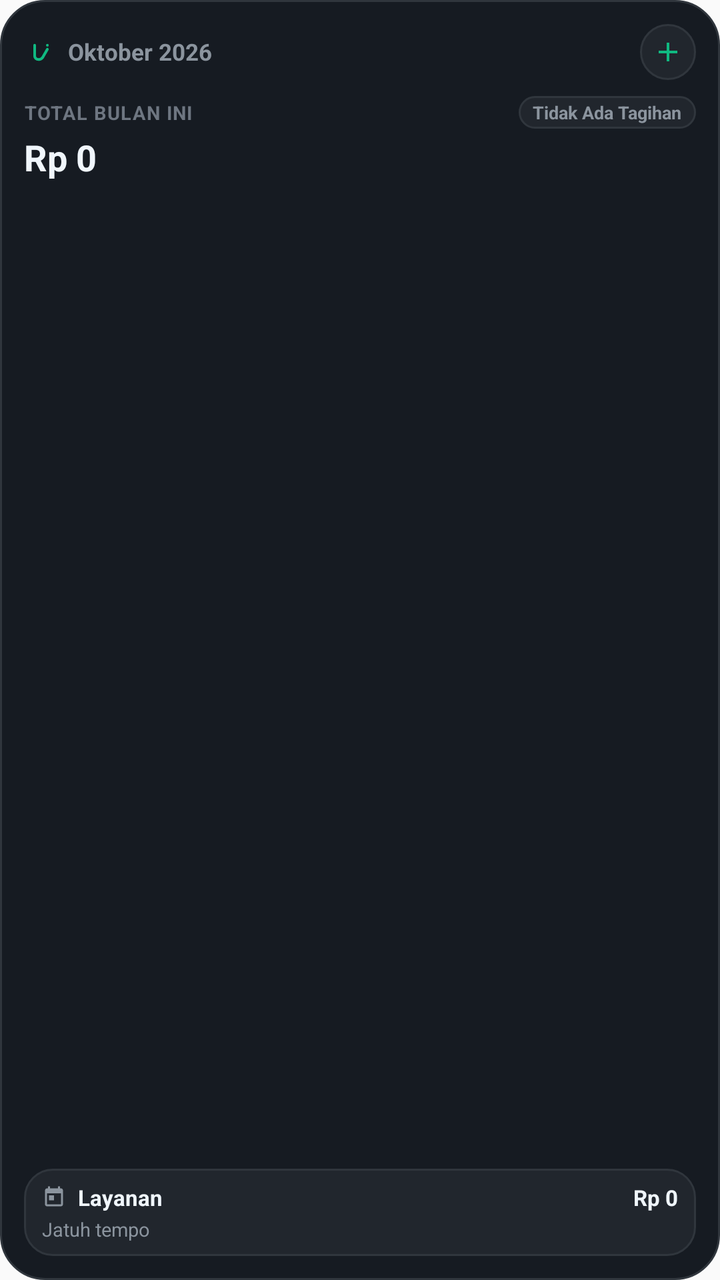
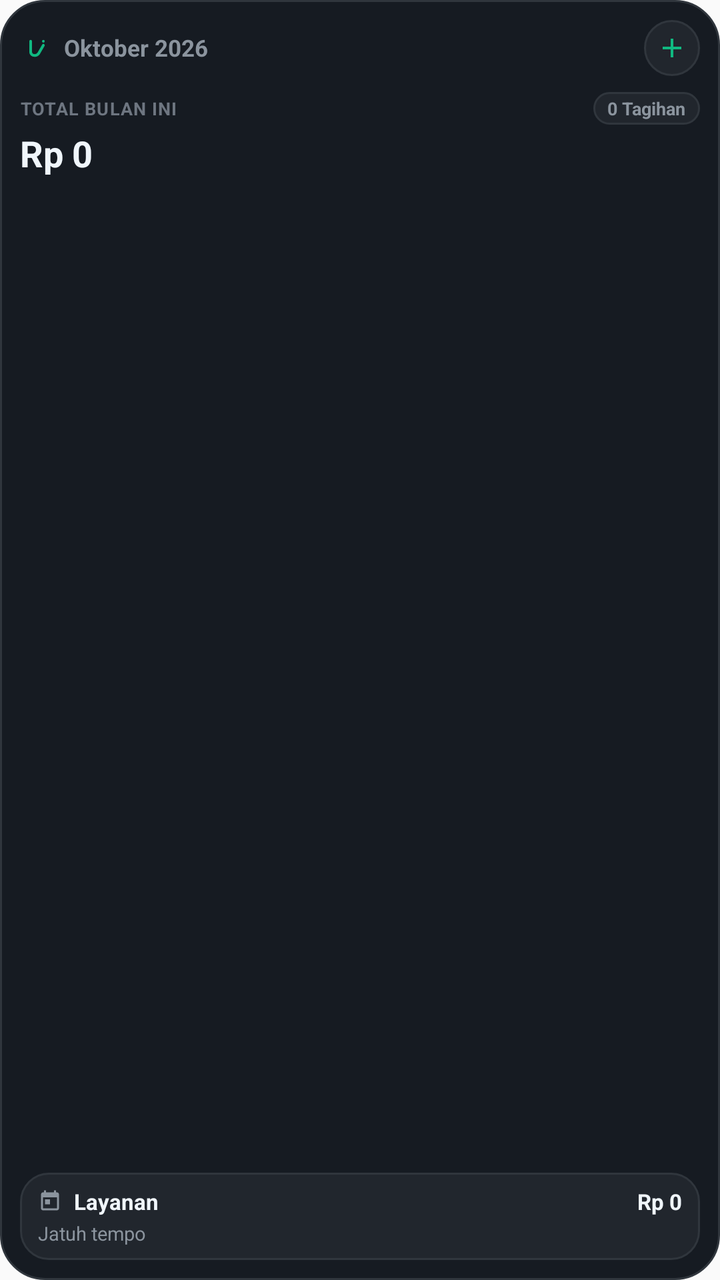

Screens rendered from an Android XML layout before and after an edit, with the pre-edit source and the edit as a unified diff.
<!-- AndroidManifest.xml: application theme Theme.Lunas -->
<!-- res/layout/widget_lunas_compact.xml -->
<?xml version="1.0" encoding="utf-8"?>
<LinearLayout xmlns:android="http://schemas.android.com/apk/res/android"
    android:id="@+id/widget_compact_root"
    android:layout_width="match_parent"
    android:layout_height="match_parent"
    android:background="@drawable/widget_background"
    android:orientation="vertical"
    android:padding="12dp">

    
    <LinearLayout
        android:layout_width="match_parent"
        android:layout_height="wrap_content"
        android:gravity="center_vertical"
        android:orientation="horizontal">

        <ImageView
            android:id="@+id/widget_compact_logo"
            android:layout_width="16dp"
            android:layout_height="16dp"
            android:contentDescription="@string/widget_logo_content_description"
            android:src="@drawable/ic_lunas_logo" />

        <TextView
            android:id="@+id/widget_compact_month_text"
            android:layout_width="0dp"
            android:layout_height="wrap_content"
            android:layout_marginStart="6dp"
            android:layout_weight="1"
            android:ellipsize="end"
            android:maxLines="1"
            android:text="Oktober 2026"
            android:textColor="@color/dark_text_secondary"
            android:textSize="11.5sp"
            android:textStyle="bold" />

        <ImageButton
            android:id="@+id/widget_compact_btn_add"
            android:layout_width="28dp"
            android:layout_height="28dp"
            android:background="@drawable/widget_btn_bg"
            android:contentDescription="@string/widget_add_content_description"
            android:padding="6dp"
            android:scaleType="fitCenter"
            android:src="@drawable/ic_widget_add" />
    </LinearLayout>

    
    <LinearLayout
        android:layout_width="match_parent"
        android:layout_height="wrap_content"
        android:layout_marginTop="8dp"
        android:orientation="vertical">

        
        <LinearLayout
            android:layout_width="match_parent"
            android:layout_height="wrap_content"
            android:gravity="center_vertical"
            android:orientation="horizontal">

            <TextView
                android:id="@+id/widget_compact_label_total"
                android:layout_width="0dp"
                android:layout_height="wrap_content"
                android:layout_weight="1"
                android:ellipsize="end"
                android:letterSpacing="0.05"
                android:maxLines="1"
                android:text="@string/widget_total_month"
                android:textColor="@color/dark_text_muted"
                android:textSize="9.5sp"
                android:textStyle="bold" />

            
            <FrameLayout
                android:layout_width="wrap_content"
                android:layout_height="wrap_content"
                android:layout_marginStart="4dp">

                <TextView
                    android:id="@+id/widget_compact_status_badge_paid"
                    android:layout_width="wrap_content"
                    android:layout_height="wrap_content"
                    android:background="@drawable/widget_badge_paid"
                    android:ellipsize="end"
                    android:maxLines="1"
                    android:paddingStart="7dp"
                    android:paddingTop="2dp"
                    android:paddingEnd="7dp"
                    android:paddingBottom="2dp"
                    android:text="@string/widget_paid_status"
                    android:textColor="@color/on_primary_green_container"
                    android:textSize="9sp"
                    android:textStyle="bold"
                    android:visibility="gone" />

                <TextView
                    android:id="@+id/widget_compact_status_badge_overdue"
                    android:layout_width="wrap_content"
                    android:layout_height="wrap_content"
                    android:background="@drawable/widget_badge_overdue"
                    android:ellipsize="end"
                    android:maxLines="1"
                    android:paddingStart="7dp"
                    android:paddingTop="2dp"
                    android:paddingEnd="7dp"
                    android:paddingBottom="2dp"
                    android:text="@string/widget_badge_overdue"
                    android:textColor="@color/status_overdue"
                    android:textSize="9sp"
                    android:textStyle="bold"
                    android:visibility="gone" />

                <TextView
                    android:id="@+id/widget_compact_status_badge_due"
                    android:layout_width="wrap_content"
                    android:layout_height="wrap_content"
                    android:background="@drawable/widget_badge_due_soon"
                    android:ellipsize="end"
                    android:maxLines="1"
                    android:paddingStart="7dp"
                    android:paddingTop="2dp"
                    android:paddingEnd="7dp"
                    android:paddingBottom="2dp"
                    android:text="0/0 Lunas"
                    android:textColor="@color/status_due_soon"
                    android:textSize="9sp"
                    android:textStyle="bold"
                    android:visibility="gone" />

                <TextView
                    android:id="@+id/widget_compact_status_badge_neutral"
                    android:layout_width="wrap_content"
                    android:layout_height="wrap_content"
                    android:background="@drawable/widget_badge_neutral"
                    android:ellipsize="end"
                    android:maxLines="1"
                    android:paddingStart="7dp"
                    android:paddingTop="2dp"
                    android:paddingEnd="7dp"
                    android:paddingBottom="2dp"
                    android:text="@string/widget_neutral_status"
                    android:textColor="@color/dark_text_secondary"
                    android:textSize="9sp"
                    android:textStyle="bold"
                    android:visibility="visible" />
            </FrameLayout>
        </LinearLayout>

        
        <TextView
            android:id="@+id/widget_compact_total_amount"
            android:layout_width="match_parent"
            android:layout_height="wrap_content"
            android:layout_marginTop="2dp"
            android:ellipsize="end"
            android:maxLines="1"
            android:text="Rp 0"
            android:textColor="@color/dark_text_primary"
            android:textSize="18sp"
            android:textStyle="bold" />
    </LinearLayout>

    
    <FrameLayout
        android:layout_width="match_parent"
        android:layout_height="0dp"
        android:layout_weight="1" />

    
    <LinearLayout
        android:id="@+id/widget_compact_upcoming_card"
        android:layout_width="match_parent"
        android:layout_height="wrap_content"
        android:layout_marginTop="4dp"
        android:background="@drawable/widget_inner_card"
        android:orientation="vertical"
        android:paddingStart="9dp"
        android:paddingTop="7dp"
        android:paddingEnd="9dp"
        android:paddingBottom="7dp">

        
        <LinearLayout
            android:layout_width="match_parent"
            android:layout_height="wrap_content"
            android:gravity="center_vertical"
            android:orientation="horizontal">

            <ImageView
                android:id="@+id/widget_compact_upcoming_icon"
                android:layout_width="12dp"
                android:layout_height="12dp"
                android:layout_marginEnd="6dp"
                android:contentDescription="@string/widget_due_title"
                android:scaleType="fitCenter"
                android:src="@drawable/ic_widget_calendar" />

            <TextView
                android:id="@+id/widget_compact_upcoming_service"
                android:layout_width="0dp"
                android:layout_height="wrap_content"
                android:layout_weight="1"
                android:ellipsize="end"
                android:maxLines="1"
                android:text="Layanan"
                android:textColor="@color/dark_text_primary"
                android:textSize="11sp"
                android:textStyle="bold" />

            <TextView
                android:id="@+id/widget_compact_upcoming_amount"
                android:layout_width="wrap_content"
                android:layout_height="wrap_content"
                android:layout_marginStart="6dp"
                android:ellipsize="end"
                android:maxLines="1"
                android:text="Rp 0"
                android:textColor="@color/dark_text_primary"
                android:textSize="11sp"
                android:textStyle="bold" />
        </LinearLayout>

        
        <TextView
            android:id="@+id/widget_compact_upcoming_subtext"
            android:layout_width="match_parent"
            android:layout_height="wrap_content"
            android:layout_marginTop="2dp"
            android:ellipsize="end"
            android:maxLines="1"
            android:text="Jatuh tempo"
            android:textColor="@color/dark_text_secondary"
            android:textSize="9.5sp" />
    </LinearLayout>
</LinearLayout>
<!-- resources referenced by this layout -->
<resources>
  <color name="dark_text_muted">#6E7681</color>
  <color name="dark_text_primary">#F0F6FC</color>
  <color name="dark_text_secondary">#8B949E</color>
  <color name="on_primary_green_container">#A7F3D0</color>
  <color name="status_due_soon">#D29922</color>
  <color name="status_overdue">#F85149</color>
  <!-- drawable ic_widget_add (drawable) -->
  <vector xmlns:android="http://schemas.android.com/apk/res/android"
      android:width="24dp"
      android:height="24dp"
      android:viewportWidth="24"
      android:viewportHeight="24">
    <path
        android:fillColor="@color/primary_green"
        android:pathData="M19,13h-6v6h-2v-6H5v-2h6V5h2v6h6v2z"/>
  </vector>
  <!-- drawable widget_background (drawable) -->
  <?xml version="1.0" encoding="utf-8"?>
  <shape xmlns:android="http://schemas.android.com/apk/res/android"
      android:shape="rectangle">
      <solid android:color="@color/dark_surface" />
      <stroke
          android:width="1dp"
          android:color="@color/dark_border" />
      <corners android:radius="22dp" />
  </shape>
  <!-- drawable widget_badge_neutral (drawable) -->
  <?xml version="1.0" encoding="utf-8"?>
  <shape xmlns:android="http://schemas.android.com/apk/res/android"
      android:shape="rectangle">
      <solid android:color="@color/dark_surface_variant" />
      <stroke
          android:width="1dp"
          android:color="@color/dark_border" />
      <corners android:radius="10dp" />
  </shape>
  <!-- drawable widget_badge_overdue (drawable) -->
  <?xml version="1.0" encoding="utf-8"?>
  <shape xmlns:android="http://schemas.android.com/apk/res/android"
      android:shape="rectangle">
      <solid android:color="@color/status_overdue_bg" />
      <stroke
          android:width="1dp"
          android:color="@color/status_overdue" />
      <corners android:radius="10dp" />
  </shape>
  <!-- drawable widget_badge_paid (drawable) -->
  <?xml version="1.0" encoding="utf-8"?>
  <shape xmlns:android="http://schemas.android.com/apk/res/android"
      android:shape="rectangle">
      <solid android:color="@color/status_paid_bg" />
      <stroke
          android:width="1dp"
          android:color="@color/status_paid" />
      <corners android:radius="10dp" />
  </shape>
  <!-- drawable widget_btn_bg (drawable) -->
  <?xml version="1.0" encoding="utf-8"?>
  <shape xmlns:android="http://schemas.android.com/apk/res/android"
      android:shape="oval">
      <solid android:color="@color/dark_surface_variant" />
      <stroke
          android:width="1dp"
          android:color="@color/dark_border" />
  </shape>
  <!-- drawable widget_inner_card (drawable) -->
  <?xml version="1.0" encoding="utf-8"?>
  <shape xmlns:android="http://schemas.android.com/apk/res/android"
      android:shape="rectangle">
      <solid android:color="@color/dark_surface_variant" />
      <stroke
          android:width="1dp"
          android:color="@color/dark_border" />
      <corners android:radius="14dp" />
  </shape>
  <string name="widget_add_content_description">Tambah Tagihan Baru</string>
  <string name="widget_badge_overdue">Ada Telat</string>
  <string name="widget_due_title">Jatuh Tempo Berikutnya</string>
  <string name="widget_logo_content_description">Lunas Logo</string>
  <string name="widget_neutral_status">Tidak Ada Tagihan</string>
  <string name="widget_paid_status">Semua Lunas</string>
  <string name="widget_total_month">TOTAL BULAN INI</string>
  <style name="Theme.Lunas" parent="android:Theme.Material.Light.NoActionBar" />
  <color name="primary_green">#10B981</color>
  <color name="dark_surface">#161B22</color>
  <color name="dark_border">#30363D</color>
  <color name="status_due_soon_bg">#3D2E0B</color>
  <color name="dark_surface_variant">#21262D</color>
  <color name="status_overdue_bg">#3D1B1B</color>
  <color name="status_paid_bg">#13381B</color>
  <color name="status_paid">#238636</color>
  <!-- unchanged entries left out for length: 3 -->
</resources>

<!-- the commit's change to res/layout/widget_lunas_compact.xml (unified diff, before → after) -->
@@ -5,7 +5,10 @@
     android:layout_height="match_parent"
     android:background="@drawable/widget_background"
     android:orientation="vertical"
-    android:padding="12dp">
+    android:paddingStart="10dp"
+    android:paddingTop="10dp"
+    android:paddingEnd="10dp"
+    android:paddingBottom="10dp">
 
     
     <LinearLayout
@@ -65,11 +68,11 @@
                 android:layout_height="wrap_content"
                 android:layout_weight="1"
                 android:ellipsize="end"
-                android:letterSpacing="0.05"
+                android:letterSpacing="0.04"
                 android:maxLines="1"
                 android:text="@string/widget_total_month"
                 android:textColor="@color/dark_text_muted"
-                android:textSize="9.5sp"
+                android:textSize="9sp"
                 android:textStyle="bold" />
 
             
@@ -89,7 +92,7 @@
                     android:paddingTop="2dp"
                     android:paddingEnd="7dp"
                     android:paddingBottom="2dp"
-                    android:text="@string/widget_paid_status"
+                    android:text="@string/widget_compact_status_paid"
                     android:textColor="@color/on_primary_green_container"
                     android:textSize="9sp"
                     android:textStyle="bold"
@@ -140,7 +143,7 @@
                     android:paddingTop="2dp"
                     android:paddingEnd="7dp"
                     android:paddingBottom="2dp"
-                    android:text="@string/widget_neutral_status"
+                    android:text="@string/widget_compact_status_neutral"
                     android:textColor="@color/dark_text_secondary"
                     android:textSize="9sp"
                     android:textStyle="bold"
@@ -154,6 +157,10 @@
             android:layout_width="match_parent"
             android:layout_height="wrap_content"
             android:layout_marginTop="2dp"
+            android:autoSizeMaxTextSize="18sp"
+            android:autoSizeMinTextSize="13sp"
+            android:autoSizeStepGranularity="1sp"
+            android:autoSizeTextType="uniform"
             android:ellipsize="end"
             android:maxLines="1"
             android:text="Rp 0"
<!-- resource entries referenced after the edit -->
@@ -77,10 +77,10 @@
   </shape>
   <string name="widget_add_content_description">Tambah Tagihan Baru</string>
   <string name="widget_badge_overdue">Ada Telat</string>
+  <string name="widget_compact_status_neutral">0 Tagihan</string>
+  <string name="widget_compact_status_paid">Lunas</string>
   <string name="widget_due_title">Jatuh Tempo Berikutnya</string>
   <string name="widget_logo_content_description">Lunas Logo</string>
-  <string name="widget_neutral_status">Tidak Ada Tagihan</string>
-  <string name="widget_paid_status">Semua Lunas</string>
   <string name="widget_total_month">TOTAL BULAN INI</string>
   <style name="Theme.Lunas" parent="android:Theme.Material.Light.NoActionBar" />
   <color name="primary_green">#10B981</color>
